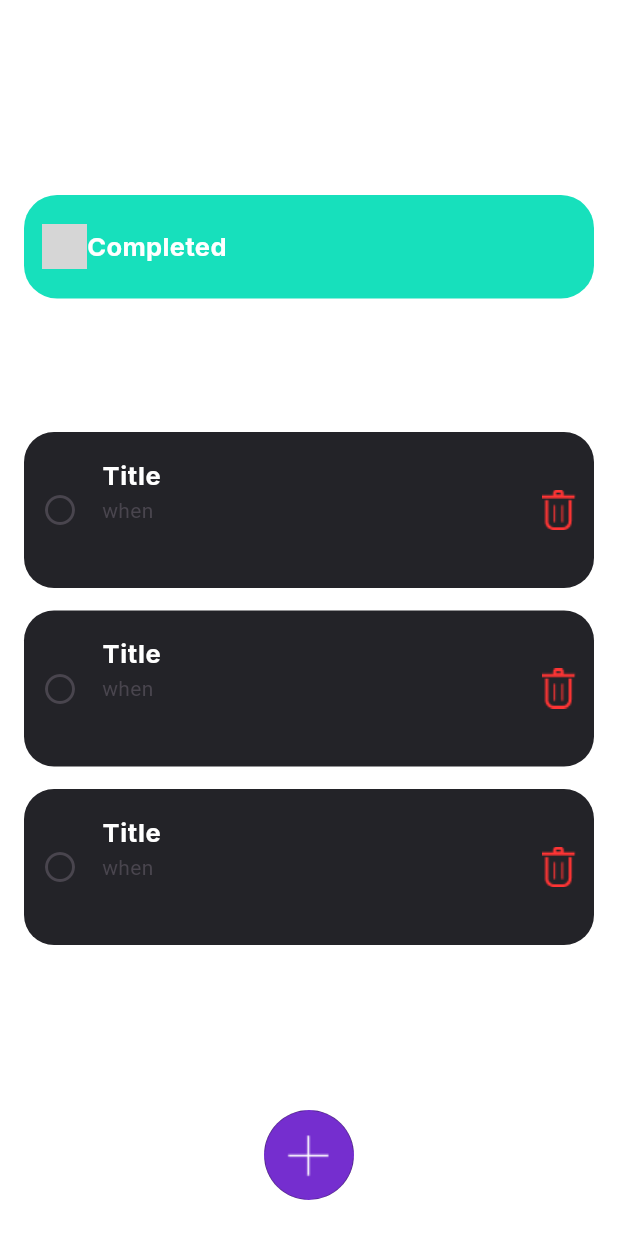
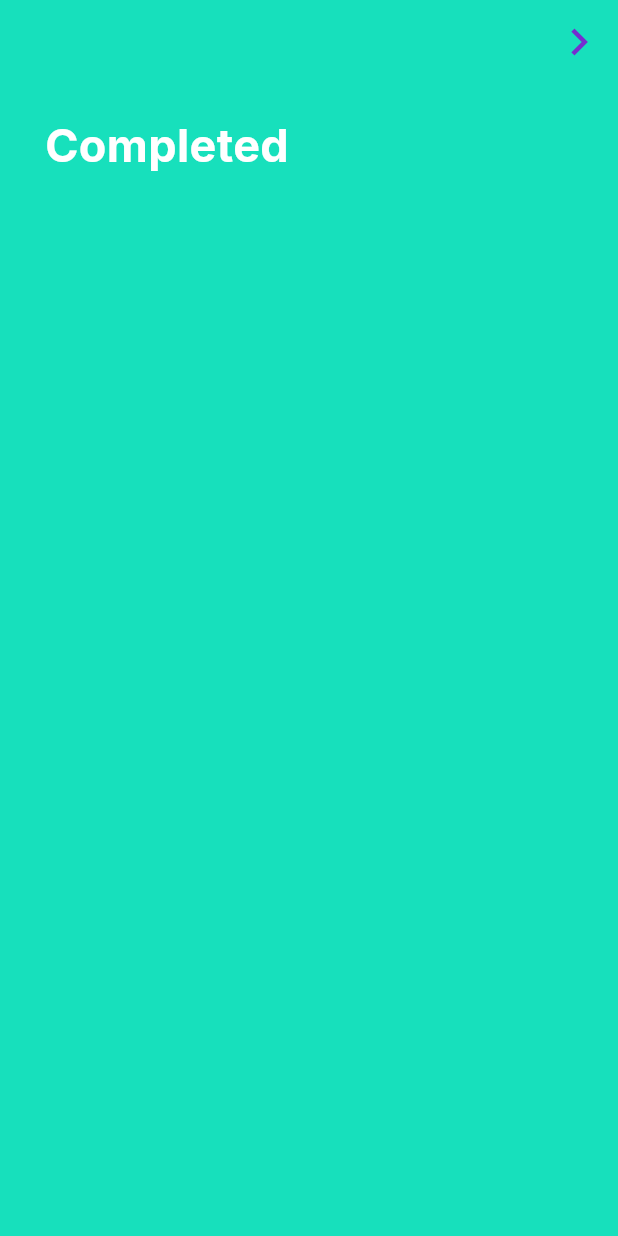
Before and after one commit to Abdullah-319/CodSoft_todoList, a Flutter app: the screen it shows after launch, after a tap on "Completed", on a phone screen of 412 x 824 dp. Run offline on Flutter 3.47's test engine with Material 3 defaults, Android fonts, the phone set to English and light mode, and no system bars; our stand-ins replace google_fonts; grey boxes are pictures that could not be loaded.

Commit message:
done_screen

```diff
--- /dev/null
+++ b/lib/data/dummy_tasks.dart
@@ -0,0 +1,27 @@
+import 'package:todo_list/models/task.dart';
+
+final List<Task> tasks = [
+  Task(
+    title: 'Task 1',
+    date: DateTime(2022),
+    description: 'My first task',
+  ),
+  Task(
+    title: 'Task 2',
+    date: DateTime(2021),
+    description: 'My second task',
+  ),
+  Task(
+    title: 'Task 3',
+    date: DateTime(2020),
+    description: 'My third task',
+  ),
+  Task(
+    title: 'Task 4',
+    date: DateTime(2019),
+    description: 'My fourth task',
+  ),
+];
+
+final List<Task> completedTasks =
+      tasks.where((task) => task.isDone == true).toList();
--- a/lib/models/task.dart
+++ b/lib/models/task.dart
@@ -1,7 +1,9 @@
 class Task {
-  Task({required this.title, required this.date, required this.description});
+  Task({required this.title, required this.date, required this.description})
+      : isDone = false;
 
   final String title;
   final DateTime date;
   final String description;
+  bool isDone;
 }
--- a/lib/screens/done.dart
+++ b/lib/screens/done.dart
@@ -0,0 +1,114 @@
+import 'package:flutter/material.dart';
+import 'package:google_fonts/google_fonts.dart';
+import 'package:todo_list/data/dummy_tasks.dart';
+import 'package:todo_list/models/task.dart';
+
+class DoneScreen extends StatefulWidget {
+  const DoneScreen({super.key});
+
+  @override
+  State<DoneScreen> createState() => _DoneScreenState();
+}
+
+class _DoneScreenState extends State<DoneScreen> {
+  void _markAsUndone(Task task) {
+    setState(() {
+      task.isDone = false;
+      tasks.add(task);
+      completedTasks.remove(task);
+    });
+  }
+
+  void _removeTask(Task task) {
+    setState(() {
+      completedTasks.remove(task);
+    });
+  }
+
+  @override
+  Widget build(BuildContext context) {
+    return Scaffold(
+      backgroundColor: const Color.fromARGB(255, 23, 224, 188),
+      appBar: AppBar(
+        automaticallyImplyLeading: false,
+        actions: [
+          IconButton(
+            onPressed: () {
+              Navigator.pop(context);
+            },
+            icon: const Icon(
+              Icons.keyboard_arrow_right,
+              size: 36,
+              color: Color.fromARGB(255, 117, 46, 207),
+            ),
+          )
+        ],
+      ),
+      body: Padding(
+        padding: const EdgeInsets.fromLTRB(15, 20, 0, 0),
+        child: Column(
+          crossAxisAlignment: CrossAxisAlignment.start,
+          children: [
+            Padding(
+              padding: const EdgeInsets.fromLTRB(15, 0, 0, 0),
+              child: Text(
+                'Completed',
+                style: GoogleFonts.inter(
+                  color: Colors.white,
+                  fontSize: 30,
+                  fontWeight: FontWeight.w700,
+                ),
+              ),
+            ),
+            const SizedBox(height: 15),
+            Expanded(
+              child: ListView.builder(
+                itemCount: completedTasks.length,
+                itemBuilder: ((context, index) {
+                  return Padding(
+                    padding: const EdgeInsets.fromLTRB(0, 15, 15, 0),
+                    child: ListTile(
+                      contentPadding: const EdgeInsets.fromLTRB(8, 8, 12, 8),
+                      titleAlignment: ListTileTitleAlignment.center,
+                      shape: RoundedRectangleBorder(
+                        borderRadius: BorderRadius.circular(20),
+                      ),
+                      tileColor: Colors.white,
+                      leading: GestureDetector(
+                        onTap: () {
+                          _markAsUndone(completedTasks[index]);
+                        },
+                        child: Image.asset(
+                          'lib/assets/done.png',
+                          height: 30,
+                          width: 30,
+                        ),
+                      ),
+                      title: Text(
+                        completedTasks[index].title,
+                        style: GoogleFonts.inter(
+                          fontSize: 17,
+                          fontWeight: FontWeight.w700,
+                        ),
+                      ),
+                      isThreeLine: true,
+                      subtitle: Text(
+                        completedTasks[index].date.toString(),
+                      ),
+                      trailing: GestureDetector(
+                        onTap: () {
+                          _removeTask(completedTasks[index]);
+                        },
+                        child: Image.asset('lib/assets/deleteIcon.png'),
+                      ),
+                    ),
+                  );
+                }),
+              ),
+            ),
+          ],
+        ),
+      ),
+    );
+  }
+}
--- a/lib/screens/todo.dart
+++ b/lib/screens/todo.dart
@@ -1,5 +1,8 @@
 import 'package:flutter/material.dart';
 import 'package:google_fonts/google_fonts.dart';
+import 'package:todo_list/data/dummy_tasks.dart';
+import 'package:todo_list/models/task.dart';
+import 'package:todo_list/screens/done.dart';
 
 class HomeScreen extends StatefulWidget {
   const HomeScreen({super.key});
@@ -9,9 +12,24 @@ class HomeScreen extends StatefulWidget {
 }
 
 class _HomeScreenState extends State<HomeScreen> {
-  final todoTasks = [];
+  void _moveToDoneScreen() {
+    Navigator.of(context)
+        .push(MaterialPageRoute(builder: (ctx) => const DoneScreen()));
+  }
 
-  void _moveToDoneScreen() {}
+  void _removeTask(Task task) {
+    setState(() {
+      tasks.remove(task);
+    });
+  }
+
+  void _markAsDone(Task task) {
+    setState(() {
+      task.isDone = true;
+      completedTasks.add(task);
+      tasks.remove(task);
+    });
+  }
 
   @override
   Widget build(BuildContext context) {
@@ -77,20 +95,29 @@ class _HomeScreenState extends State<HomeScreen> {
             ),
             Expanded(
               child: ListView.builder(
-                itemCount: 3,
+                itemCount: tasks.length,
                 itemBuilder: ((context, index) {
                   return Padding(
                     padding: const EdgeInsets.fromLTRB(0, 15, 0, 0),
                     child: ListTile(
-                      contentPadding: const EdgeInsets.fromLTRB(12, 8, 12, 8),
+                      contentPadding: const EdgeInsets.fromLTRB(8, 8, 12, 8),
                       titleAlignment: ListTileTitleAlignment.center,
                       shape: RoundedRectangleBorder(
                         borderRadius: BorderRadius.circular(20),
                       ),
                       tileColor: const Color.fromARGB(255, 35, 35, 40),
-                      leading: const Icon(Icons.circle_outlined),
+                      leading: GestureDetector(
+                        onTap: () {
+                          _markAsDone(tasks[index]);
+                        },
+                        child: const Icon(Icons.circle_outlined),
+
+                        // child: tasks[index].isDone == false
+                        //     ? const Icon(Icons.circle_outlined)
+                        //     : const Icon(Icons.done),
+                      ),
                       title: Text(
-                        'Title',
+                        tasks[index].title,
                         style: GoogleFonts.inter(
                           color: Colors.white,
                           fontSize: 17,
@@ -98,8 +125,15 @@ class _HomeScreenState extends State<HomeScreen> {
                         ),
                       ),
                       isThreeLine: true,
-                      subtitle: const Text('when'),
-                      trailing: Image.asset('lib/assets/deleteIcon.png'),
+                      subtitle: Text(
+                        tasks[index].date.toString(),
+                      ),
+                      trailing: GestureDetector(
+                        onTap: () {
+                          _removeTask(tasks[index]);
+                        },
+                        child: Image.asset('lib/assets/deleteIcon.png'),
+                      ),
                     ),
                   );
                 }),
--- a/pubspec.yaml
+++ b/pubspec.yaml
@@ -36,6 +36,7 @@ dependencies:
   # Use with the CupertinoIcons class for iOS style icons.
   cupertino_icons: ^1.0.6
   google_fonts: ^6.1.0
+  intl: ^0.19.0
 
 dev_dependencies:
   flutter_test:
```
Also changed, not shown: pubspec.lock.
